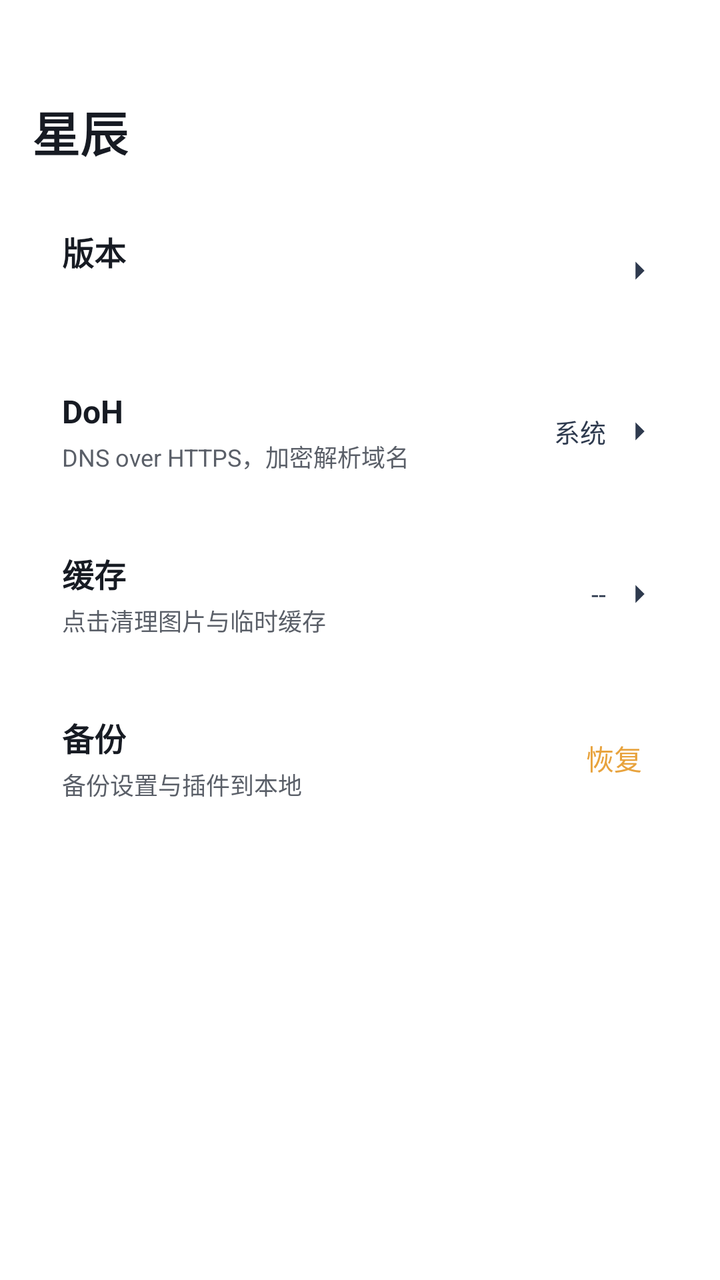
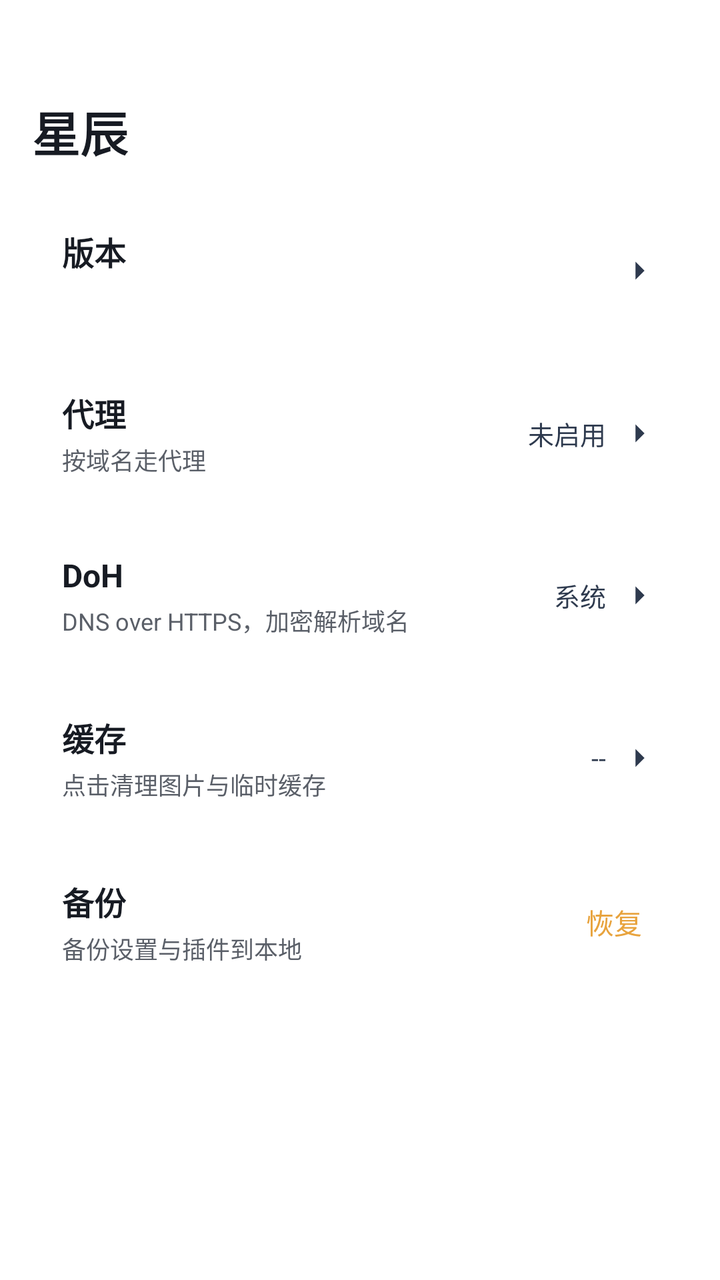

An Android layout rendered at two revisions. The XML below is the earlier revision; the diff shows what the commit changed to produce the second picture.
<!-- AndroidManifest.xml: another module's application theme Theme.App -->
<!-- res/layout/activity_xingchen_settings.xml -->
<?xml version="1.0" encoding="utf-8"?>
<ScrollView xmlns:android="http://schemas.android.com/apk/res/android"
    android:layout_width="match_parent"
    android:layout_height="match_parent"
    android:fillViewport="true">
    <LinearLayout
        android:layout_width="match_parent"
        android:layout_height="wrap_content"
        android:orientation="vertical"
        android:paddingLeft="16dp"
        android:paddingRight="16dp"
        android:paddingTop="48dp"
        android:paddingBottom="16dp">
        <TextView
            android:layout_width="wrap_content"
            android:layout_height="wrap_content"
            android:text="星辰"
            android:textColor="#171B23"
            android:textSize="24sp"
            android:textStyle="bold"
            android:layout_marginBottom="16dp" />
        <LinearLayout
            android:id="@+id/card_version"
            android:layout_width="match_parent"
            android:layout_height="wrap_content"
            android:layout_marginBottom="8dp"
            android:background="@drawable/xc_setcard_v2"
            android:orientation="horizontal"
            android:padding="15dp"
            android:gravity="center_vertical"
            android:clickable="true"
            android:focusable="true"
            android:foreground="?attr/selectableItemBackground">
            <LinearLayout
                android:layout_width="0dp"
                android:layout_height="wrap_content"
                android:layout_weight="1"
                android:orientation="vertical">
                <TextView
                    android:layout_width="wrap_content"
                    android:layout_height="wrap_content"
                    android:text="版本"
                    android:textColor="#171B23"
                    android:textSize="16sp"
                    android:textStyle="bold" />
                <TextView
                    android:id="@+id/tv_version_sub"
                    android:layout_width="wrap_content"
                    android:layout_height="wrap_content"
                    android:layout_marginTop="3dp"
                    android:textColor="#5A5F68"
                    android:textSize="12sp" />
            </LinearLayout>
            <ImageView android:layout_width="18dp" android:layout_height="18dp" android:src="@drawable/ic_chev_v2" />
        </LinearLayout>
        <LinearLayout
            android:id="@+id/card_doh"
            android:layout_width="match_parent"
            android:layout_height="wrap_content"
            android:layout_marginBottom="8dp"
            android:background="@drawable/xc_setcard_v2"
            android:orientation="horizontal"
            android:padding="15dp"
            android:gravity="center_vertical"
            android:clickable="true"
            android:focusable="true"
            android:foreground="?attr/selectableItemBackground">
            <LinearLayout
                android:layout_width="0dp"
                android:layout_height="wrap_content"
                android:layout_weight="1"
                android:orientation="vertical">
                <TextView
                    android:layout_width="wrap_content"
                    android:layout_height="wrap_content"
                    android:text="DoH"
                    android:textColor="#171B23"
                    android:textSize="16sp"
                    android:textStyle="bold" />
                <TextView
                    android:layout_width="wrap_content"
                    android:layout_height="wrap_content"
                    android:layout_marginTop="3dp"
                    android:text="DNS over HTTPS，加密解析域名"
                    android:textColor="#5A5F68"
                    android:textSize="12sp" />
            </LinearLayout>
            <TextView
                android:id="@+id/tv_doh_sub"
                android:layout_width="wrap_content"
                android:layout_height="wrap_content"
                android:layout_marginEnd="8dp"
                android:text="系统"
                android:textColor="#2E3A4E"
                android:textSize="13sp" />
            <ImageView android:layout_width="18dp" android:layout_height="18dp" android:src="@drawable/ic_chev_v2" />
        </LinearLayout>
        <LinearLayout
            android:id="@+id/card_cache"
            android:layout_width="match_parent"
            android:layout_height="wrap_content"
            android:layout_marginBottom="8dp"
            android:background="@drawable/xc_setcard_v2"
            android:orientation="horizontal"
            android:padding="15dp"
            android:gravity="center_vertical"
            android:clickable="true"
            android:focusable="true"
            android:foreground="?attr/selectableItemBackground">
            <LinearLayout
                android:layout_width="0dp"
                android:layout_height="wrap_content"
                android:layout_weight="1"
                android:orientation="vertical">
                <TextView
                    android:layout_width="wrap_content"
                    android:layout_height="wrap_content"
                    android:text="缓存"
                    android:textColor="#171B23"
                    android:textSize="16sp"
                    android:textStyle="bold" />
                <TextView
                    android:layout_width="wrap_content"
                    android:layout_height="wrap_content"
                    android:layout_marginTop="3dp"
                    android:text="点击清理图片与临时缓存"
                    android:textColor="#5A5F68"
                    android:textSize="12sp" />
            </LinearLayout>
            <TextView
                android:id="@+id/tv_cache_size"
                android:layout_width="wrap_content"
                android:layout_height="wrap_content"
                android:layout_marginEnd="8dp"
                android:text="--"
                android:textColor="#2E3A4E"
                android:textSize="13sp" />
            <ImageView android:layout_width="18dp" android:layout_height="18dp" android:src="@drawable/ic_chev_v2" />
        </LinearLayout>
        <LinearLayout
            android:id="@+id/card_backup"
            android:layout_width="match_parent"
            android:layout_height="wrap_content"
            android:layout_marginBottom="8dp"
            android:background="@drawable/xc_setcard_v2"
            android:orientation="horizontal"
            android:padding="15dp"
            android:gravity="center_vertical"
            android:clickable="true"
            android:focusable="true"
            android:foreground="?attr/selectableItemBackground">
            <LinearLayout
                android:layout_width="0dp"
                android:layout_height="wrap_content"
                android:layout_weight="1"
                android:orientation="vertical">
                <TextView
                    android:layout_width="wrap_content"
                    android:layout_height="wrap_content"
                    android:text="备份"
                    android:textColor="#171B23"
                    android:textSize="16sp"
                    android:textStyle="bold" />
                <TextView
                    android:layout_width="wrap_content"
                    android:layout_height="wrap_content"
                    android:layout_marginTop="3dp"
                    android:text="备份设置与插件到本地"
                    android:textColor="#5A5F68"
                    android:textSize="12sp" />
            </LinearLayout>
            <TextView
                android:id="@+id/tv_restore"
                android:layout_width="wrap_content"
                android:layout_height="wrap_content"
                android:clickable="true"
                android:focusable="true"
                android:padding="8dp"
                android:text="恢复"
                android:textColor="#E8A33D"
                android:textSize="14sp" />
        </LinearLayout>
    </LinearLayout>
</ScrollView>
<!-- resources referenced by this layout -->
<resources>
  <!-- drawable ic_chev_v2 (drawable) -->
  <?xml version="1.0" encoding="utf-8"?>
  <vector xmlns:android="http://schemas.android.com/apk/res/android"
      android:width="18dp"
      android:height="18dp"
      android:viewportWidth="24"
      android:viewportHeight="24">
      <path
          android:fillColor="#2E3A4E"
          android:pathData="M9,6l6,6l-6,6" />
  </vector>
  <!-- drawable xc_setcard_v2 (drawable) -->
  <?xml version="1.0" encoding="utf-8"?>
  <shape xmlns:android="http://schemas.android.com/apk/res/android" android:shape="rectangle">
      <corners android:radius="10dp" />
      <solid android:color="#57FFFFFF" />
      <stroke android:width="1dp" android:color="#61FFFFFF" />
  </shape>
  <style name="Theme.App" parent="Theme.XingChen">
          <item name="android:windowDisablePreview">true</item>
          <item name="android:windowSplashScreenBackground">#000000</item>
          <item name="android:windowBackground">#000000</item>
      </style>
  <style name="Theme.XingChen" parent="Theme.Material3.DayNight.NoActionBar">
          <item name="android:windowBackground">@android:color/transparent</item>
                <item name="android:colorBackground">@android:color/transparent</item>
          <item name="colorPrimary">#f0a400</item>
          <item name="colorPrimaryVariant">#c07f00</item>
          <item name="colorOnPrimary">@android:color/white</item>
      </style>
</resources>

<!-- the commit's change to res/layout/activity_xingchen_settings.xml (unified diff, before → after) -->
@@ -54,6 +54,48 @@
             <ImageView android:layout_width="18dp" android:layout_height="18dp" android:src="@drawable/ic_chev_v2" />
         </LinearLayout>
         <LinearLayout
+            android:id="@+id/card_proxy"
+            android:layout_width="match_parent"
+            android:layout_height="wrap_content"
+            android:layout_marginBottom="8dp"
+            android:background="@drawable/xc_setcard_v2"
+            android:orientation="horizontal"
+            android:padding="15dp"
+            android:gravity="center_vertical"
+            android:clickable="true"
+            android:focusable="true"
+            android:foreground="?attr/selectableItemBackground">
+            <LinearLayout
+                android:layout_width="0dp"
+                android:layout_height="wrap_content"
+                android:layout_weight="1"
+                android:orientation="vertical">
+                <TextView
+                    android:layout_width="wrap_content"
+                    android:layout_height="wrap_content"
+                    android:text="代理"
+                    android:textColor="#171B23"
+                    android:textSize="16sp"
+                    android:textStyle="bold" />
+                <TextView
+                    android:layout_width="wrap_content"
+                    android:layout_height="wrap_content"
+                    android:layout_marginTop="3dp"
+                    android:text="按域名走代理"
+                    android:textColor="#5A5F68"
+                    android:textSize="12sp" />
+            </LinearLayout>
+            <TextView
+                android:id="@+id/tv_proxy_sub"
+                android:layout_width="wrap_content"
+                android:layout_height="wrap_content"
+                android:layout_marginEnd="8dp"
+                android:text="未启用"
+                android:textColor="#2E3A4E"
+                android:textSize="13sp" />
+            <ImageView android:layout_width="18dp" android:layout_height="18dp" android:src="@drawable/ic_chev_v2" />
+        </LinearLayout>
+        <LinearLayout
             android:id="@+id/card_doh"
             android:layout_width="match_parent"
             android:layout_height="wrap_content"
